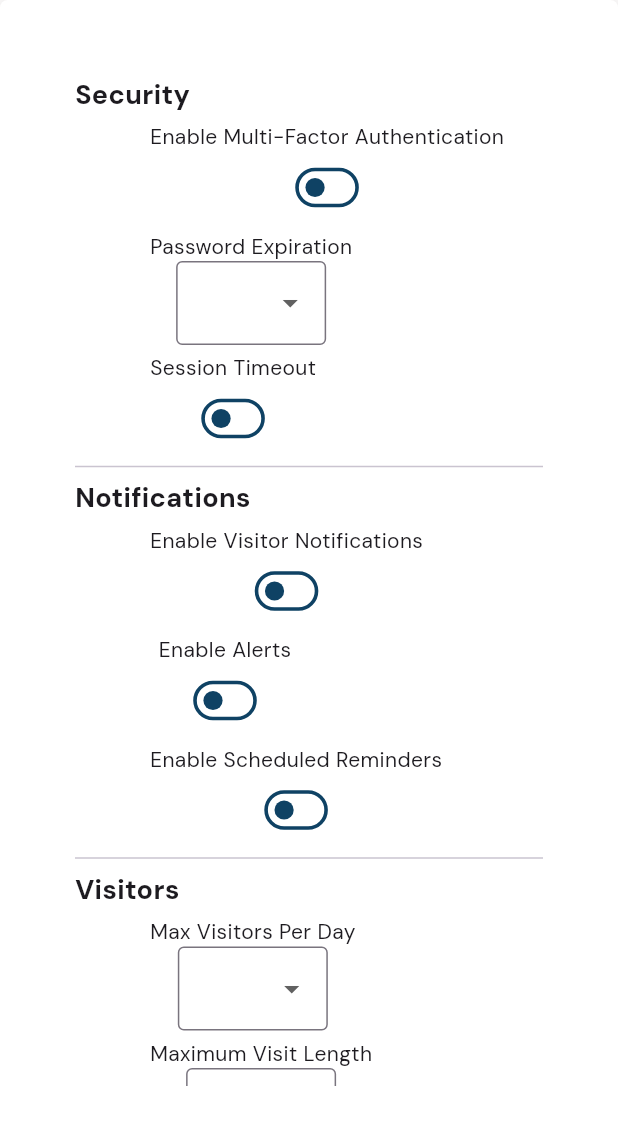
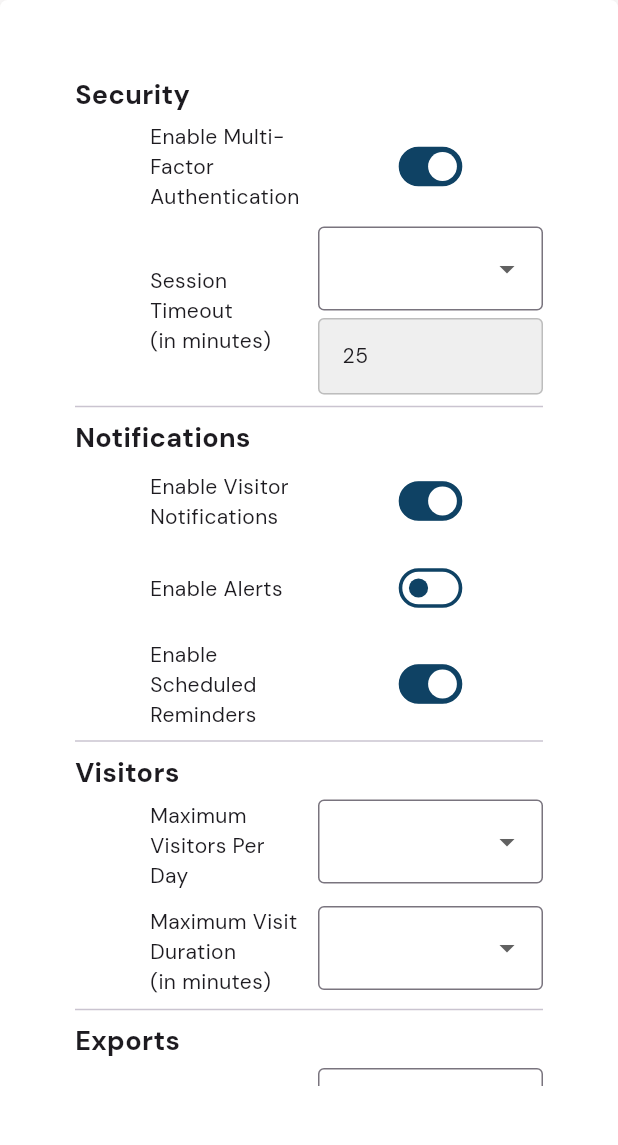
Before and after one commit to kurtacuna/Safe-Pass, a Flutter app: the SettingsScreen screen opened directly, on a phone screen of 412 x 824 dp, the part 75-1220 px from its top. Run offline on Flutter 3.47's test engine with Material 3 defaults, Android fonts, the phone set to English and light mode, and no system bars; our stand-ins replace flutter_svg, flutter_vector_icons, go_router, google_fonts.

Commit message:
finished general tab in settings

```diff
--- a/safepass_frontend/lib/common/widgets/app_dropdownbuttonformfield_widget.dart
+++ b/safepass_frontend/lib/common/widgets/app_dropdownbuttonformfield_widget.dart
@@ -1,38 +1,81 @@
 import 'package:flutter/material.dart';
 import 'package:safepass_frontend/common/const/app_theme/app_text_styles.dart';
+import 'package:safepass_frontend/common/const/kcolors.dart';
 import 'package:safepass_frontend/common/const/kconstants.dart';
+import 'package:safepass_frontend/common/widgets/app_text_form_field_widget.dart';
+import 'package:safepass_frontend/src/settings/models/settings_model.dart';
 
-class AppDropdownbuttonformfieldWidget extends StatelessWidget {
-  const AppDropdownbuttonformfieldWidget({
-    required this.value,
-    required this.dropdownValues,
-    required this.onChanged,
+class AppDropdownButtonFormFieldWidget extends StatefulWidget {
+  AppDropdownButtonFormFieldWidget({
+    required this.dropdownOptions,
+    required this.chosenOption,
+    this.inputFieldController,
     super.key
   });
 
-  final String value;
-  final List<String> dropdownValues;
-  final void Function(String?) onChanged;
+  final List<dynamic> dropdownOptions;
+  dynamic chosenOption;
+  final TextEditingController? inputFieldController;
 
   @override
+  State<AppDropdownButtonFormFieldWidget> createState() => _AppDropdownButtonFormFieldWidgetState();
+}
+
+class _AppDropdownButtonFormFieldWidgetState extends State<AppDropdownButtonFormFieldWidget> {
+  @override
   Widget build(BuildContext context) {
-    return DropdownButtonFormField(
+    return Column(
+      spacing: 5,
+      children: [
+        DropdownButtonFormField(
           decoration: InputDecoration(
             border: AppConstants.enabledBorder,
             focusedBorder: AppConstants.focusedBorder
           ),
+          dropdownColor: AppColors.kWhite,
+          borderRadius: AppConstants.kAppBorderRadius,
+          isExpanded: true,
           style: AppTextStyles.defaultStyle,
-      value: value,
+          value: widget.chosenOption.value,
           items: List.generate(
-        dropdownValues.length,
+            widget.dropdownOptions.length,
             (index) {
               return DropdownMenuItem(
-            value: dropdownValues[index],
-            child: Text(dropdownValues[index])
+                value: widget.dropdownOptions[index].value,
+                child: Text(widget.dropdownOptions[index].label)
               );
             }
           ),
-      onChanged: onChanged
+          onChanged: (value) {
+            setState(() {
+              widget.chosenOption = widget.dropdownOptions.firstWhere((element) => element.value == value);
+            });
+          }
+        ),
+
+        // Input field for custom values
+        widget.inputFieldController != null
+          ? widget.chosenOption.label == "Custom"
+            ? AppTextFormFieldWidget(
+                controller: widget.inputFieldController!,
+                digitsOnly: true,
+                onEditingComplete: () {
+                  setState(() {
+                    widget.chosenOption = widget.dropdownOptions.firstWhere(
+                      (element) => element.value == widget.inputFieldController!.text,
+                      orElse:() {
+                        DropdownOption customOption = widget.chosenOption;
+                        customOption.value = widget.inputFieldController!.text;
+                        return customOption;
+                      }
+                    );
+                  });
+                  FocusScope.of(context).unfocus();
+                },
+              )
+            : Container()
+          : Container()
+      ],
     );
   }
 }
--- a/safepass_frontend/lib/common/widgets/app_switch_widget.dart
+++ b/safepass_frontend/lib/common/widgets/app_switch_widget.dart
@@ -1,28 +1,35 @@
 import 'package:flutter/material.dart';
 import 'package:safepass_frontend/common/const/kcolors.dart';
 
-class AppSwitchWidget extends StatelessWidget {
-  const AppSwitchWidget({
+class AppSwitchWidget extends StatefulWidget {
+  AppSwitchWidget({
     required this.value,
-    required this.onChanged,
     this.scale = 0.8,
     super.key
   });
 
-  final bool value;
-  final void Function(bool) onChanged;
+  bool value;
   final double scale;
 
   @override
+  State<AppSwitchWidget> createState() => _AppSwitchWidgetState();
+}
+
+class _AppSwitchWidgetState extends State<AppSwitchWidget> {
+  @override
   Widget build(BuildContext context) {
     return Transform.scale(
-      scale: scale,
+      scale: widget.scale,
       child: Switch(
-        value: value,
-        onChanged: onChanged,
+        value: widget.value,
+        onChanged: (value) {
+          setState(() {
+            widget.value = value;
+          });
+        },
         trackOutlineWidth: WidgetStatePropertyAll(3),
         trackOutlineColor: WidgetStatePropertyAll(AppColors.kDarkBlue),
-        thumbColor: value == true
+        thumbColor: widget.value == true
           ? WidgetStatePropertyAll(AppColors.kWhite)
           : WidgetStatePropertyAll(AppColors.kDarkBlue),
         activeTrackColor: AppColors.kDarkBlue,
--- a/safepass_frontend/lib/common/widgets/app_text_form_field_widget.dart
+++ b/safepass_frontend/lib/common/widgets/app_text_form_field_widget.dart
@@ -1,4 +1,5 @@
 import 'package:flutter/material.dart';
+import 'package:flutter/services.dart';
 import 'package:safepass_frontend/common/const/app_theme/app_text_styles.dart';
 import 'package:safepass_frontend/common/const/kcolors.dart';
 import 'package:safepass_frontend/common/const/kconstants.dart';
@@ -14,6 +15,8 @@ class AppTextFormFieldWidget extends StatelessWidget {
     this.prefixIcon,
     this.suffixIcon,
     this.obscureText = false,
+    this.digitsOnly = false,
+    this.inputFormatters,
     super.key
   });
 
@@ -41,14 +44,26 @@ class AppTextFormFieldWidget extends StatelessWidget {
   // A flag to set if the text inside the field is obscured
   final bool obscureText;
 
+  // Determine if input field is digits only
+  final bool digitsOnly;
+
+  // Custom input formatters
+  final List<TextInputFormatter>? inputFormatters;
+
   @override
   Widget build(BuildContext context) {
     return TextFormField(
+      inputFormatters: digitsOnly == true
+        ? [FilteringTextInputFormatter.allow(RegExp('[0-9]'))]
+        : inputFormatters,
       obscureText: obscureText ? true : false,
       controller: controller,
       focusNode: focusNode,
       keyboardType: TextInputType.text,
       onEditingComplete: onEditingComplete,
+      onTapOutside: onEditingComplete != null
+        ? (event) => onEditingComplete!()
+        : null,
       validator: (value) {
         if (value!.isEmpty) {
           return validatorText ?? "Please enter a valid input";
@@ -65,7 +80,7 @@ class AppTextFormFieldWidget extends StatelessWidget {
             ? SizedBox(width: 20, height: 20, child: suffixIcon)
             : null,
         hintText: hintText,
-        contentPadding: const EdgeInsets.symmetric(vertical: 15.0, horizontal: 12.0), // Add horizontal padding
+        contentPadding: const EdgeInsets.symmetric(vertical: 15.0, horizontal: 12.0),
         filled: true,
         fillColor: AppColors.kLighterGray,
         enabledBorder: AppConstants.enabledBorder,
--- /dev/null
+++ b/safepass_frontend/lib/src/settings/models/settings_model.dart
@@ -0,0 +1,169 @@
+import 'dart:convert';
+
+SettingsValuesModel settingsValuesModelFromJson(String str) => SettingsValuesModel.fromJson(json.decode(str));
+
+String settingsValuesModelToJson(SettingsValuesModel data) => json.encode(data.toJson());
+
+class SettingsValuesModel {
+    Settings settings;
+
+    SettingsValuesModel({
+        required this.settings,
+    });
+
+    factory SettingsValuesModel.fromJson(Map<String, dynamic> json) => SettingsValuesModel(
+        settings: Settings.fromJson(json["settings"]),
+    );
+
+    Map<String, dynamic> toJson() => {
+        "settings": settings.toJson(),
+    };
+}
+
+class Settings {
+    Security security;
+    Notifications notifications;
+    Visitors visitors;
+    Exports exports;
+
+    Settings({
+        required this.security,
+        required this.notifications,
+        required this.visitors,
+        required this.exports,
+    });
+
+    factory Settings.fromJson(Map<String, dynamic> json) => Settings(
+        security: Security.fromJson(json["security"]),
+        notifications: Notifications.fromJson(json["notifications"]),
+        visitors: Visitors.fromJson(json["visitors"]),
+        exports: Exports.fromJson(json["exports"]),
+    );
+
+    Map<String, dynamic> toJson() => {
+        "security": security.toJson(),
+        "notifications": notifications.toJson(),
+        "visitors": visitors.toJson(),
+        "exports": exports.toJson(),
+    };
+}
+
+class Exports {
+    DropdownOption exportFormat;
+
+    Exports({
+        required this.exportFormat,
+    });
+
+    factory Exports.fromJson(Map<String, dynamic> json) => Exports(
+        exportFormat: DropdownOption.fromJson(json["export_format"]),
+    );
+
+    Map<String, dynamic> toJson() => {
+        "export_format": exportFormat.toJson(),
+    };
+}
+
+class Notifications {
+    bool enableVisitorNotifications;
+    bool enableAlerts;
+    bool enableScheduledReminders;
+
+    Notifications({
+        required this.enableVisitorNotifications,
+        required this.enableAlerts,
+        required this.enableScheduledReminders,
+    });
+
+    factory Notifications.fromJson(Map<String, dynamic> json) => Notifications(
+        enableVisitorNotifications: json["enable_visitor_notifications"],
+        enableAlerts: json["enable_alerts"],
+        enableScheduledReminders: json["enable_scheduled_reminders"],
+    );
+
+    Map<String, dynamic> toJson() => {
+        "enable_visitor_notifications": enableVisitorNotifications,
+        "enable_alerts": enableAlerts,
+        "enable_scheduled_reminders": enableScheduledReminders,
+    };
+}
+
+class Security {
+    bool enableMultiFactorAuth;
+    DropdownOption sessionTimeout;
+
+    Security({
+        required this.enableMultiFactorAuth,
+        required this.sessionTimeout,
+    });
+
+    factory Security.fromJson(Map<String, dynamic> json) => Security(
+        enableMultiFactorAuth: json["enable_multi_factor_auth"],
+        sessionTimeout: DropdownOption.fromJson(json["session_timeout"]),
+    );
+
+    Map<String, dynamic> toJson() => {
+        "enable_multi_factor_auth": enableMultiFactorAuth,
+        "session_timeout": sessionTimeout.toJson(),
+    };
+}
+
+class Visitors {
+    DropdownOption maximumVisitorsPerDay;
+    DropdownOption maximumVisitDuration;
+
+    Visitors({
+        required this.maximumVisitorsPerDay,
+        required this.maximumVisitDuration,
+    });
+
+    factory Visitors.fromJson(Map<String, dynamic> json) => Visitors(
+        maximumVisitorsPerDay: DropdownOption.fromJson(json["max_visitors_per_day"]),
+        maximumVisitDuration: DropdownOption.fromJson(json["max_visit_duration"]),
+    );
+
+    Map<String, dynamic> toJson() => {
+        "max_visitors_per_day": maximumVisitorsPerDay.toJson(),
+        "max_visit_duration": maximumVisitDuration.toJson(),
+    };
+}
+
+DropdownOptionsModel dropdownOptionsModelFromJson(String str) => DropdownOptionsModel.fromJson(json.decode(str));
+
+String dropdownOptionsModelToJson(DropdownOptionsModel data) => json.encode(data.toJson());
+
+class DropdownOptionsModel {
+    List<DropdownOption> dropdownOptions;
+
+    DropdownOptionsModel({
+        required this.dropdownOptions,
+    });
+
+    factory DropdownOptionsModel.fromJson(Map<String, dynamic> json) => DropdownOptionsModel(
+        dropdownOptions: List<DropdownOption>.from(json["session_timeout_options"].map((x) => DropdownOption.fromJson(x))),
+    );
+
+    Map<String, dynamic> toJson() => {
+        "session_timeout_options": List<dynamic>.from(dropdownOptions.map((x) => x.toJson())),
+    };
+}
+
+class DropdownOption {
+    String label;
+    String value;
+
+    DropdownOption({
+        required this.label,
+        required this.value,
+    });
+
+    factory DropdownOption.fromJson(Map<String, dynamic> json) => DropdownOption(
+        label: json["label"],
+        value: json["value"],
+    );
+
+    Map<String, dynamic> toJson() => {
+        "label": label,
+        "value": value,
+    };
+}
--- a/safepass_frontend/lib/src/settings/views/settings_screen.dart
+++ b/safepass_frontend/lib/src/settings/views/settings_screen.dart
@@ -54,12 +54,19 @@ class SettingsContainer extends StatelessWidget {
 
   @override
   Widget build(BuildContext context) {
+    ScrollController tabsHorizontalScrollController = ScrollController();
+
     return Column(
       crossAxisAlignment: CrossAxisAlignment.start,
       children: [
-        SingleChildScrollView(
+        Scrollbar(
+          controller: tabsHorizontalScrollController,
+          child: SingleChildScrollView(
+            controller: tabsHorizontalScrollController,
             scrollDirection: Axis.horizontal,
-          child: Row(
+            child: MediaQuery.sizeOf(context).height < 150
+              ? Container()
+              : Row(
                   children: [
                     SettingsTabWidget(
                       text: "General",
@@ -76,6 +83,7 @@ class SettingsContainer extends StatelessWidget {
                   ]
                 ),
           ),
+        ),
         Expanded(child: appContainerWidget),
       ]
     );
--- a/safepass_frontend/lib/src/settings/views/subviews/general_tab.dart
+++ b/safepass_frontend/lib/src/settings/views/subviews/general_tab.dart
@@ -1,9 +1,9 @@
 import "package:flutter/material.dart";
 import "package:safepass_frontend/common/const/app_theme/app_text_styles.dart";
 import "package:safepass_frontend/common/const/kconstants.dart";
-import "package:safepass_frontend/common/utils/responsive.dart";
 import "package:safepass_frontend/common/widgets/app_dropdownbuttonformfield_widget.dart";
 import "package:safepass_frontend/common/widgets/app_switch_widget.dart";
+import "package:safepass_frontend/src/settings/models/settings_model.dart";
 
 class GeneralTab extends StatefulWidget {
   const GeneralTab({super.key});
@@ -13,19 +13,139 @@ class GeneralTab extends StatefulWidget {
 }
 
 class _GeneralTabState extends State<GeneralTab> {
-  bool testBool = false;
-  List<String> dropdownValues = [
-    "test1",
-    "test2",
-  ];
+  // TODO: change values once backend is done
+  Security securitySettings = Security(
+    enableMultiFactorAuth: true,
+    sessionTimeout: DropdownOption(
+      label: "Custom",
+      value: "25"
+    ) // in minutes
+  );
+  Notifications notificationsSettings = Notifications(
+    enableVisitorNotifications: true,
+    enableAlerts: false,
+    enableScheduledReminders: true,
+  );
+  Visitors visitorsSettings = Visitors(
+    maximumVisitorsPerDay: DropdownOption(
+      label: "50",
+      value: "50"
+    ),
+    maximumVisitDuration: DropdownOption(
+      label: "60 min",
+      value: "60"
+    ) // in minutes
+  );
+  Exports exportsSettings = Exports(
+    exportFormat: DropdownOption(
+      label: ".csv",
+      value: "csv"
+    )
+  );
+  DropdownOptionsModel sessionTimeoutOptionsModel = DropdownOptionsModel(
+    dropdownOptions: [
+      DropdownOption(
+        label: "30 min",
+        value: "30"
+      ),
+      DropdownOption(
+        label: "60 min",
+        value: "60"
+      ),
+      DropdownOption(
+        label: "90 min",
+        value: "90"
+      ),
+      DropdownOption(
+        label: "120 min",
+        value: "120"
+      ),
+      DropdownOption(
+        label: "Custom",
+        value: "25"
+      ),
+    ]
+  );
+  DropdownOptionsModel maximumVisitorsPerDayModel = DropdownOptionsModel(
+    dropdownOptions: [
+      DropdownOption(
+        label: "50 people",
+        value: "50"
+      ),
+      DropdownOption(
+        label: "100 people",
+        value: "100"
+      ),
+      DropdownOption(
+        label: "150 people",
+        value: "150"
+      ),
+      DropdownOption(
+        label: "200 people",
+        value: "200"
+      ),
+      DropdownOption(
+        label: "Custom",
+        value: "25"
+      ),
+    ]
+  );
+  DropdownOptionsModel maximumVisitDurationModel = DropdownOptionsModel(
+    dropdownOptions: [
+      DropdownOption(
+        label: "30 min",
+        value: "30"
+      ),
+      DropdownOption(
+        label: "60 min",
+        value: "60"
+      ),
+      DropdownOption(
+        label: "90 min",
+        value: "90"
+      ),
+      DropdownOption(
+        label: "120 min",
+        value: "120"
+      ),
+      DropdownOption(
+        label: "Custom",
+        value: "25"
+      ),
+    ]
+  );
+  DropdownOptionsModel exportFormatModel = DropdownOptionsModel(
+    dropdownOptions: [
+      DropdownOption(
+        label: ".csv",
+        value: "csv"
+      ),
+      DropdownOption(
+        label: ".xls/.xlsx",
+        value: "xls/xlsx"
+      ),
+    ]
+  );
+  // TODO: change values once backend is done
+
 
   @override
   Widget build(BuildContext context) {
+    final TextEditingController sessionTimeoutController = TextEditingController(
+      text: securitySettings.sessionTimeout.value
+    );
+    final TextEditingController maximumVisitorsPerDayController = TextEditingController(
+      text: visitorsSettings.maximumVisitorsPerDay.value
+    );
+    final TextEditingController maximumVisitDurationController = TextEditingController(
+      text: visitorsSettings.maximumVisitDuration.value
+    );
+
     return Padding(
       padding: AppConstants.kAppPadding,
       child: SingleChildScrollView(
         child: Column(
-          crossAxisAlignment: CrossAxisAlignment.start,
+          // crossAxisAlignment: CrossAxisAlignment.start,
           children: [
             // Security
             GeneralSettingsGroup(
@@ -34,35 +154,15 @@ class _GeneralTabState extends State<GeneralTab> {
                 SubItemWidget(
                   title: "Enable Multi-Factor Authentication",
                   action: AppSwitchWidget(
-                    value: testBool,
-                    onChanged: (value) {
-                      setState(() {
-                        testBool = !testBool;
-                      });
-                    },
+                    value: securitySettings.enableMultiFactorAuth,
                   )
                 ),
                 SubItemWidget(
-                  title: "Password Expiration",
-                  action: AppDropdownbuttonformfieldWidget(
-                    value: dropdownValues[0],
-                    dropdownValues: dropdownValues,
-                    onChanged: (value) {
-                      setState(() {
-                        value = value ?? "*FIX* no value provided";
-                      });
-                    },
-                  )
-                ),
-                SubItemWidget(
-                  title: "Session Timeout",
-                  action: AppSwitchWidget(
-                    value: testBool,
-                    onChanged: (value) {
-                      setState(() {
-                        testBool = !testBool;
-                      });
-                    },
+                  title: "Session Timeout\n(in minutes)",
+                  action: AppDropdownButtonFormFieldWidget(
+                    chosenOption: securitySettings.sessionTimeout,
+                    dropdownOptions: sessionTimeoutOptionsModel.dropdownOptions,
+                    inputFieldController: sessionTimeoutController,
                   )
                 ),
               ]
@@ -75,34 +175,19 @@ class _GeneralTabState extends State<GeneralTab> {
                 SubItemWidget(
                   title: "Enable Visitor Notifications",
                   action: AppSwitchWidget(
-                    value: testBool,
-                    onChanged: (value) {
-                      setState(() {
-                        testBool = !testBool;
-                      });
-                    }
+                    value: notificationsSettings.enableVisitorNotifications
                   )
                 ),
                 SubItemWidget(
                   title: "Enable Alerts",
                   action: AppSwitchWidget(
-                    value: testBool,
-                    onChanged: (value) {
-                      setState(() {
-                        testBool = !testBool;
-                      });
-                    }
+                    value: notificationsSettings.enableAlerts
                   )
                 ),
                 SubItemWidget(
                   title: "Enable Scheduled Reminders",
                   action: AppSwitchWidget(
-                    value: testBool,
-                    onChanged: (value) {
-                      setState(() {
-                        testBool = !testBool;
-                      });
-                    }
+                    value: notificationsSettings.enableScheduledReminders
                   )
                 ),
               ]
@@ -113,27 +198,19 @@ class _GeneralTabState extends State<GeneralTab> {
               title: "Visitors",
               subItems: [
                 SubItemWidget(
-                  title: "Max Visitors Per Day",
-                  action: AppDropdownbuttonformfieldWidget(
-                    value: dropdownValues[0],
-                    dropdownValues: dropdownValues,
-                    onChanged: (value) {
-                      setState(() {
-                        value = value ?? "No val provided";
-                      });
-                    }
+                  title: "Maximum Visitors Per Day",
+                  action: AppDropdownButtonFormFieldWidget(
+                    chosenOption: visitorsSettings.maximumVisitorsPerDay,
+                    dropdownOptions: maximumVisitorsPerDayModel.dropdownOptions,
+                    inputFieldController: maximumVisitorsPerDayController,
                   )
                 ),
                 SubItemWidget(
-                  title: "Maximum Visit Length",
-                  action: AppDropdownbuttonformfieldWidget(
-                    value: dropdownValues[0],
-                    dropdownValues: dropdownValues,
-                    onChanged: (value) {
-                      setState(() {
-                        value = value ?? "No val provided";
-                      });
-                    }
+                  title: "Maximum Visit Duration\n(in minutes)",
+                  action: AppDropdownButtonFormFieldWidget(
+                    chosenOption: visitorsSettings.maximumVisitDuration,
+                    dropdownOptions: maximumVisitDurationModel.dropdownOptions,
+                    inputFieldController: maximumVisitDurationController,
                   )
                 ),
               ]
@@ -145,14 +222,9 @@ class _GeneralTabState extends State<GeneralTab> {
               subItems: [
                 SubItemWidget(
                   title: "Export Format",
-                  action: AppDropdownbuttonformfieldWidget(
-                    value: dropdownValues[0],
-                    dropdownValues: dropdownValues,
-                    onChanged: (value) {
-                      setState(() {
-                        value = value ?? "No val provided";
-                      });
-                    }
+                  action: AppDropdownButtonFormFieldWidget(
+                    chosenOption: exportsSettings.exportFormat,
+                    dropdownOptions: exportFormatModel.dropdownOptions,
                   )
                 )
               ]
@@ -188,12 +260,10 @@ class GeneralSettingsGroup extends StatelessWidget {
           padding: EdgeInsets.only(
             left: AppConstants.kAppPadding.left
           ),
-          child: ConstrainedBox(
-            constraints: BoxConstraints(
-              maxWidth: 400
-            ),
+          child: SizedBox(
+            width: 800,
             child: Column(
-              spacing: 5,
+              spacing: 10,
               crossAxisAlignment: CrossAxisAlignment.start,
               children: List.generate(
                 subItems.length,
@@ -221,34 +291,22 @@ class SubItemWidget extends StatelessWidget {
 
   @override
   Widget build(BuildContext context) {
-    return AppResponsive(context).responsiveWidget(
-      thresholdWidth: 810,
-      small: Column(
+    return Row(
+      spacing: 10,
       mainAxisAlignment: MainAxisAlignment.spaceBetween,
       children: [
-          Text(
+        Expanded(
+          child: Text(
             title,
-            style: AppTextStyles.defaultStyle
+            style: AppTextStyles.defaultStyle,
+            textAlign: TextAlign.start,
+          ),
         ),
         SizedBox(
-            width: 100,
+          width: 150,
           child: action
         )
       ],
-      ),
-      large: Row(
-        mainAxisAlignment: MainAxisAlignment.spaceBetween,
-        children: [
-          Text(
-            title,
-            style: AppTextStyles.defaultStyle
-          ),
-          SizedBox(
-            width: 100,
-            child: action
-          )
-        ],
-      )
     );
   }
 }
--- a/safepass_frontend/lib/src/settings/widgets/settings_tab_widget.dart
+++ b/safepass_frontend/lib/src/settings/widgets/settings_tab_widget.dart
@@ -22,15 +22,15 @@ class SettingsTabWidget extends StatelessWidget {
   Widget build(BuildContext context) {
     return Consumer<SettingsTabNotifier>(
       builder: (context, settingsTabNotifier, child) {
-        return Material(
-          elevation: 20,
-          borderRadius: BorderRadius.only(
-            topLeft: Radius.circular(20),
-            topRight: Radius.circular(20),
-          ),
-          child: SizedBox(
-            width: width,
-            height: height,
+        return SizedBox(
+          width: width,
+          height: height,
+          child: Material(
+            elevation: 20,
+            borderRadius: BorderRadius.only(
+              topLeft: Radius.circular(20),
+              topRight: Radius.circular(20),
+            ),
             child: ListTile(
               onTap: () {
                 settingsTabNotifier.setTabIndex = index;
```
Lines whose indentation alone changed are shown as unchanged.
